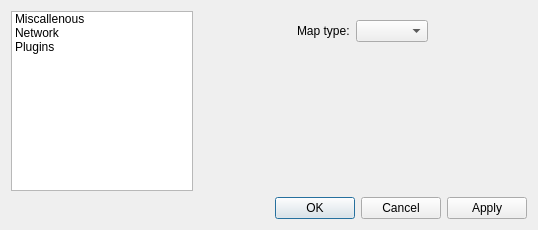
Before: the Qt Designer form src/application/widgets/settingswindow.ui in Vatsinator/vatsinator-legacy, drawn with Qt 5.
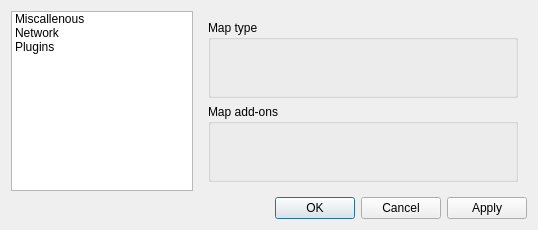
After: the same form once the commit is applied. The open tabs and pages were chosen to show the change. Icons and pictures are not drawn. Custom widgets are drawn as their Qt base class.

Commit message: Add PluginWidget & PluginGroupBoxWidget

```diff
--- a/src/application/widgets/settingswindow.ui
+++ b/src/application/widgets/settingswindow.ui
@@ -195,54 +195,22 @@
      </widget>
      <widget class="QWidget" name="page">
       <layout class="QGridLayout" name="gridLayout_4">
-       <item row="0" column="0">
-        <spacer name="horizontalSpacer_4">
-         <property name="orientation">
-          <enum>Qt::Horizontal</enum>
+       <item row="0" column="0" colspan="2">
+        <widget class="Vatsinator::Widgets::PluginGroupBoxWidget" name="mapDrawers">
+         <property name="title">
+          <string>Map type</string>
          </property>
-         <property name="sizeHint" stdset="0">
-          <size>
-           <width>91</width>
-           <height>20</height>
-          </size>
+         <property name="exclusive" stdset="0">
+          <bool>true</bool>
          </property>
-        </spacer>
-       </item>
-       <item row="0" column="1">
-        <widget class="QLabel" name="label">
-         <property name="text">
-          <string>Map type:</string>
-         </property>
         </widget>
        </item>
-       <item row="0" column="2">
-        <widget class="QComboBox" name="mapTypes"/>
-       </item>
-       <item row="0" column="3">
-        <spacer name="horizontalSpacer_5">
-         <property name="orientation">
-          <enum>Qt::Horizontal</enum>
+       <item row="1" column="0" colspan="2">
+        <widget class="QGroupBox" name="mapAddons">
+         <property name="title">
+          <string>Map add-ons</string>
          </property>
-         <property name="sizeHint" stdset="0">
-          <size>
-           <width>91</width>
-           <height>20</height>
-          </size>
-         </property>
-        </spacer>
-       </item>
-       <item row="1" column="2">
-        <spacer name="verticalSpacer_3">
-         <property name="orientation">
-          <enum>Qt::Vertical</enum>
-         </property>
-         <property name="sizeHint" stdset="0">
-          <size>
-           <width>20</width>
-           <height>127</height>
-          </size>
-         </property>
-        </spacer>
+        </widget>
        </item>
       </layout>
      </widget>
@@ -312,6 +280,14 @@
    </item>
   </layout>
  </widget>
+ <customwidgets>
+  <customwidget>
+   <class>Vatsinator::Widgets::PluginGroupBoxWidget</class>
+   <extends>QGroupBox</extends>
+   <header>widgets/plugingroupboxwidget.h</header>
+   <container>1</container>
+  </customwidget>
+ </customwidgets>
  <resources>
   <include location="resources/icons.qrc"/>
  </resources>
```
The commit also changes 13 other files.
